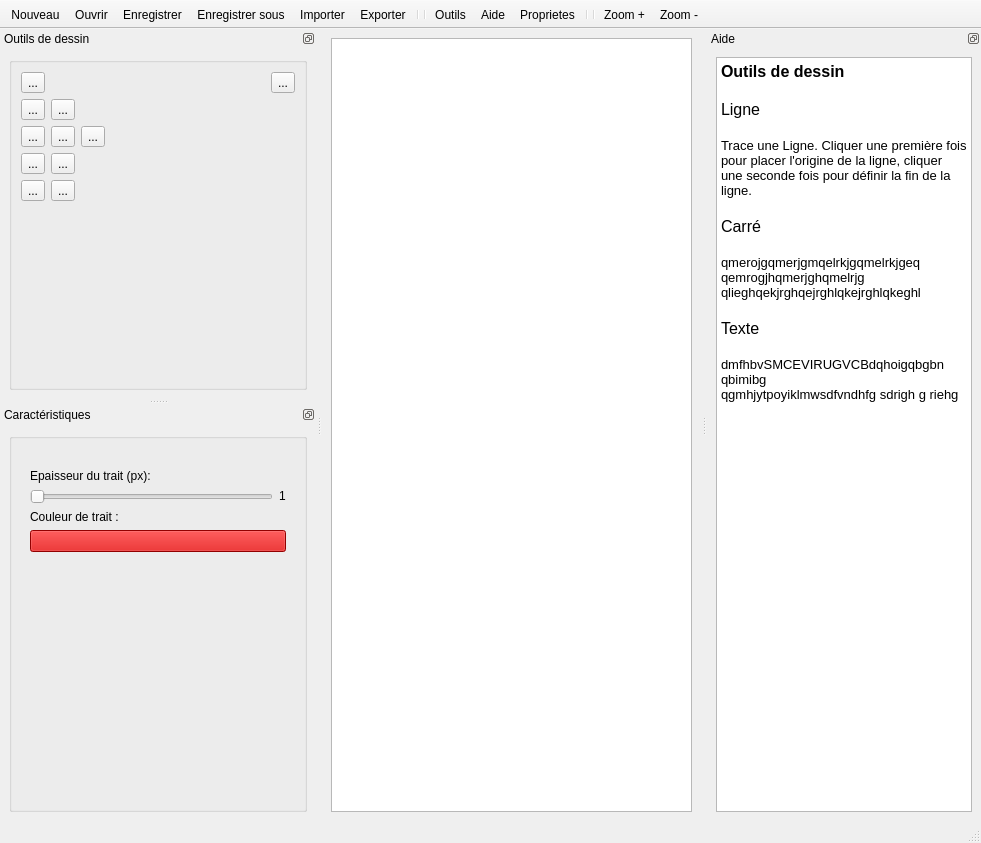
Before: the Qt Designer form mainwindow.ui in BARRY-JN/M1---vectorial-draw-application, drawn with Qt 5.
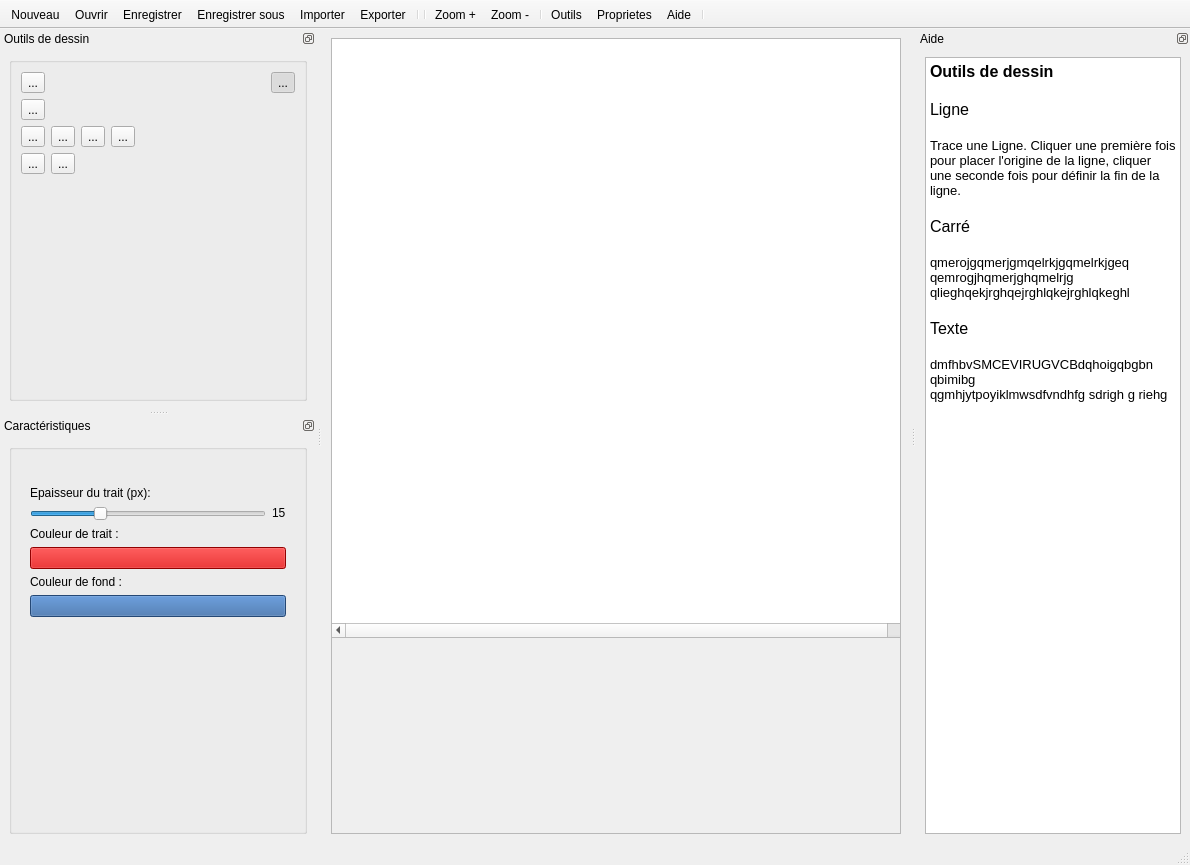
After: the same form once the commit is applied. The open tabs and pages were chosen to show the change. Icons and pictures are not drawn. Custom widgets are drawn as their Qt base class.

```diff
--- a/mainwindow.ui
+++ b/mainwindow.ui
@@ -6,8 +6,8 @@
    <rect>
     <x>0</x>
     <y>0</y>
-    <width>981</width>
-    <height>843</height>
+    <width>1190</width>
+    <height>865</height>
    </rect>
   </property>
   <property name="sizePolicy">
@@ -54,7 +54,7 @@
        <enum>Qt::ScrollBarAlwaysOff</enum>
       </property>
       <property name="sizeAdjustPolicy">
-       <enum>QAbstractScrollArea::AdjustToContents</enum>
+       <enum>QAbstractScrollArea::AdjustIgnored</enum>
       </property>
       <property name="widgetResizable">
        <bool>false</bool>
@@ -79,8 +79,8 @@
          <rect>
           <x>-1</x>
           <y>-1</y>
-          <width>801</width>
-          <height>811</height>
+          <width>600</width>
+          <height>600</height>
          </rect>
         </property>
         <property name="sizePolicy">
@@ -113,6 +113,15 @@
         <property name="sizeAdjustPolicy">
          <enum>QAbstractScrollArea::AdjustToContents</enum>
         </property>
+        <property name="backgroundBrush">
+         <brush brushstyle="NoBrush">
+          <color alpha="255">
+           <red>255</red>
+           <green>255</green>
+           <blue>255</blue>
+          </color>
+         </brush>
+        </property>
         <property name="interactive">
          <bool>false</bool>
         </property>
@@ -124,6 +133,12 @@
           <height>600.000000000000000</height>
          </rectf>
         </property>
+        <property name="renderHints">
+         <set>QPainter::Antialiasing|QPainter::HighQualityAntialiasing|QPainter::TextAntialiasing</set>
+        </property>
+        <property name="rubberBandSelectionMode">
+         <enum>Qt::ContainsItemBoundingRect</enum>
+        </property>
        </widget>
       </widget>
      </widget>
@@ -166,13 +181,13 @@
    <addaction name="actionExporter"/>
    <addaction name="separator"/>
    <addaction name="separator"/>
-   <addaction name="actionOutils"/>
-   <addaction name="actionAide"/>
-   <addaction name="actionProprietes"/>
-   <addaction name="separator"/>
-   <addaction name="separator"/>
    <addaction name="actionZoomPlus"/>
    <addaction name="actionZoomMoins"/>
+   <addaction name="separator"/>
+   <addaction name="actionOutils"/>
+   <addaction name="actionProprietes"/>
+   <addaction name="actionAide"/>
+   <addaction name="separator"/>
   </widget>
   <widget class="QDockWidget" name="toolWidget">
    <property name="sizePolicy">
@@ -183,7 +198,7 @@
    </property>
    <property name="minimumSize">
     <size>
-     <width>224</width>
+     <width>270</width>
      <height>358</height>
     </size>
    </property>
@@ -227,39 +242,19 @@
        <layout class="QGridLayout" name="gridLayout_9">
         <item row="0" column="0">
          <layout class="QGridLayout" name="gridLayout_3">
-          <item row="4" column="0">
-           <layout class="QHBoxLayout" name="horizontalLayout">
+          <item row="1" column="0">
+           <layout class="QHBoxLayout" name="horizontalLayout_4">
             <item>
-             <widget class="QToolButton" name="moveButton">
-              <property name="text">
-               <string>...</string>
+             <widget class="QToolButton" name="lineButton">
+              <property name="focusPolicy">
+               <enum>Qt::TabFocus</enum>
               </property>
-              <property name="icon">
-               <iconset resource="ressources.qrc">
-                <normaloff>:/Icons/ressources/move.png</normaloff>:/Icons/ressources/move.png</iconset>
-              </property>
-              <property name="iconSize">
-               <size>
-                <width>32</width>
-                <height>32</height>
-               </size>
-              </property>
-              <property name="checkable">
-               <bool>true</bool>
-              </property>
-              <property name="autoExclusive">
-               <bool>true</bool>
-              </property>
-             </widget>
-            </item>
-            <item>
-             <widget class="QToolButton" name="rotateButton">
               <property name="text">
                <string>...</string>
               </property>
               <property name="icon">
                <iconset resource="ressources.qrc">
-                <normaloff>:/Icons/ressources/transform_rotate.png</normaloff>:/Icons/ressources/transform_rotate.png</iconset>
+                <normaloff>:/Icons/ressources/draw_line.png</normaloff>:/Icons/ressources/draw_line.png</iconset>
               </property>
               <property name="iconSize">
                <size>
@@ -276,7 +271,7 @@
              </widget>
             </item>
             <item>
-             <spacer name="horizontalSpacer_4">
+             <spacer name="horizontalSpacer">
               <property name="orientation">
                <enum>Qt::Horizontal</enum>
               </property>
@@ -397,6 +392,32 @@
               </property>
              </widget>
             </item>
+            <item>
+             <widget class="QToolButton" name="pointButton">
+              <property name="focusPolicy">
+               <enum>Qt::TabFocus</enum>
+              </property>
+              <property name="text">
+               <string>...</string>
+              </property>
+              <property name="icon">
+               <iconset resource="ressources.qrc">
+                <normaloff>:/Icons/ressources/draw_polyline.png</normaloff>:/Icons/ressources/draw_polyline.png</iconset>
+              </property>
+              <property name="iconSize">
+               <size>
+                <width>32</width>
+                <height>32</height>
+               </size>
+              </property>
+              <property name="checkable">
+               <bool>true</bool>
+              </property>
+              <property name="autoExclusive">
+               <bool>true</bool>
+              </property>
+             </widget>
+            </item>
             <item>
              <spacer name="horizontalSpacer_2">
               <property name="orientation">
@@ -412,75 +433,6 @@
             </item>
            </layout>
           </item>
-          <item row="0" column="0">
-           <layout class="QHBoxLayout" name="horizontalLayout_9">
-            <item>
-             <widget class="QToolButton" name="freeDrawButton">
-              <property name="focusPolicy">
-               <enum>Qt::TabFocus</enum>
-              </property>
-              <property name="text">
-               <string>...</string>
-              </property>
-              <property name="icon">
-               <iconset resource="ressources.qrc">
-                <normaloff>:/Icons/ressources/drawings.png</normaloff>:/Icons/ressources/drawings.png</iconset>
-              </property>
-              <property name="iconSize">
-               <size>
-                <width>32</width>
-                <height>32</height>
-               </size>
-              </property>
-              <property name="checkable">
-               <bool>true</bool>
-              </property>
-              <property name="autoExclusive">
-               <bool>true</bool>
-              </property>
-             </widget>
-            </item>
-            <item>
-             <spacer name="horizontalSpacer_3">
-              <property name="orientation">
-               <enum>Qt::Horizontal</enum>
-              </property>
-              <property name="sizeHint" stdset="0">
-               <size>
-                <width>40</width>
-                <height>20</height>
-               </size>
-              </property>
-             </spacer>
-            </item>
-            <item>
-             <widget class="QToolButton" name="cursorButton">
-              <property name="focusPolicy">
-               <enum>Qt::TabFocus</enum>
-              </property>
-              <property name="text">
-               <string>...</string>
-              </property>
-              <property name="icon">
-               <iconset resource="ressources.qrc">
-                <normaloff>:/Icons/ressources/Pointer.png</normaloff>:/Icons/ressources/Pointer.png</iconset>
-              </property>
-              <property name="iconSize">
-               <size>
-                <width>32</width>
-                <height>32</height>
-               </size>
-              </property>
-              <property name="checkable">
-               <bool>true</bool>
-              </property>
-              <property name="autoExclusive">
-               <bool>true</bool>
-              </property>
-             </widget>
-            </item>
-           </layout>
-          </item>
           <item row="3" column="0">
            <layout class="QHBoxLayout" name="horizontalLayout_2">
             <item>
@@ -547,10 +499,10 @@
             </item>
            </layout>
           </item>
-          <item row="1" column="0">
-           <layout class="QHBoxLayout" name="horizontalLayout_4">
+          <item row="0" column="0">
+           <layout class="QHBoxLayout" name="horizontalLayout_9">
             <item>
-             <widget class="QToolButton" name="lineButton">
+             <widget class="QToolButton" name="freeDrawButton">
               <property name="focusPolicy">
                <enum>Qt::TabFocus</enum>
               </property>
@@ -559,7 +511,7 @@
               </property>
               <property name="icon">
                <iconset resource="ressources.qrc">
-                <normaloff>:/Icons/ressources/draw_line.png</normaloff>:/Icons/ressources/draw_line.png</iconset>
+                <normaloff>:/Icons/ressources/drawings.png</normaloff>:/Icons/ressources/drawings.png</iconset>
               </property>
               <property name="iconSize">
                <size>
@@ -576,33 +528,7 @@
              </widget>
             </item>
             <item>
-             <widget class="QToolButton" name="pointButton">
-              <property name="focusPolicy">
-               <enum>Qt::TabFocus</enum>
-              </property>
-              <property name="text">
-               <string>...</string>
-              </property>
-              <property name="icon">
-               <iconset resource="ressources.qrc">
-                <normaloff>:/Icons/ressources/draw_vertex.png</normaloff>:/Icons/ressources/draw_vertex.png</iconset>
-              </property>
-              <property name="iconSize">
-               <size>
-                <width>32</width>
-                <height>32</height>
-               </size>
-              </property>
-              <property name="checkable">
-               <bool>true</bool>
-              </property>
-              <property name="autoExclusive">
-               <bool>true</bool>
-              </property>
-             </widget>
-            </item>
-            <item>
-             <spacer name="horizontalSpacer">
+             <spacer name="horizontalSpacer_3">
               <property name="orientation">
                <enum>Qt::Horizontal</enum>
               </property>
@@ -614,6 +540,35 @@
               </property>
              </spacer>
             </item>
+            <item>
+             <widget class="QToolButton" name="cursorButton">
+              <property name="focusPolicy">
+               <enum>Qt::TabFocus</enum>
+              </property>
+              <property name="text">
+               <string>...</string>
+              </property>
+              <property name="icon">
+               <iconset resource="ressources.qrc">
+                <normaloff>:/Icons/ressources/Pointer.png</normaloff>:/Icons/ressources/Pointer.png</iconset>
+              </property>
+              <property name="iconSize">
+               <size>
+                <width>32</width>
+                <height>32</height>
+               </size>
+              </property>
+              <property name="checkable">
+               <bool>true</bool>
+              </property>
+              <property name="checked">
+               <bool>true</bool>
+              </property>
+              <property name="autoExclusive">
+               <bool>true</bool>
+              </property>
+             </widget>
+            </item>
            </layout>
           </item>
          </layout>
@@ -688,7 +643,7 @@
            </sizepolicy>
           </property>
           <property name="currentIndex">
-           <number>3</number>
+           <number>0</number>
           </property>
           <widget class="QWidget" name="page">
            <property name="sizePolicy">
@@ -721,7 +676,10 @@
                    <number>1</number>
                   </property>
                   <property name="maximum">
-                   <number>100</number>
+                   <number>50</number>
+                  </property>
+                  <property name="value">
+                   <number>15</number>
                   </property>
                   <property name="orientation">
                    <enum>Qt::Horizontal</enum>
@@ -737,7 +695,7 @@
                    </sizepolicy>
                   </property>
                   <property name="text">
-                   <string>1</string>
+                   <string>15</string>
                   </property>
                  </widget>
                 </item>
@@ -832,118 +790,6 @@
             </item>
            </layout>
           </widget>
-          <widget class="QWidget" name="page_2">
-           <property name="sizePolicy">
-            <sizepolicy hsizetype="Expanding" vsizetype="Expanding">
-             <horstretch>0</horstretch>
-             <verstretch>0</verstretch>
-            </sizepolicy>
-           </property>
-           <layout class="QGridLayout" name="gridLayout_7">
-            <item row="0" column="0">
-             <widget class="QLabel" name="label_4">
-              <property name="sizePolicy">
-               <sizepolicy hsizetype="Preferred" vsizetype="Fixed">
-                <horstretch>0</horstretch>
-                <verstretch>0</verstretch>
-               </sizepolicy>
-              </property>
-              <property name="text">
-               <string>Epaisseur du trait (px):</string>
-              </property>
-             </widget>
-            </item>
-            <item row="1" column="0">
-             <layout class="QGridLayout" name="gridLayout_6">
-              <item row="0" column="0">
-               <layout class="QHBoxLayout" name="horizontalLayout_8">
-                <item>
-                 <widget class="QSlider" name="horizontalSlider_2">
-                  <property name="minimum">
-                   <number>1</number>
-                  </property>
-                  <property name="maximum">
-                   <number>100</number>
-                  </property>
-                  <property name="orientation">
-                   <enum>Qt::Horizontal</enum>
-                  </property>
-                 </widget>
-                </item>
-                <item>
-                 <widget class="QLabel" name="label_11">
-                  <property name="sizePolicy">
-                   <sizepolicy hsizetype="Preferred" vsizetype="Fixed">
-                    <horstretch>0</horstretch>
-                    <verstretch>0</verstretch>
-                   </sizepolicy>
-                  </property>
-                  <property name="text">
-                   <string>1</string>
-                  </property>
-                 </widget>
-                </item>
-               </layout>
-              </item>
-              <item row="1" column="0">
-               <layout class="QVBoxLayout" name="verticalLayout_9">
-                <item>
-                 <widget class="QLabel" name="label_5">
-                  <property name="sizePolicy">
-                   <sizepolicy hsizetype="Preferred" vsizetype="Fixed">
-                    <horstretch>0</horstretch>
-                    <verstretch>0</verstretch>
-                   </sizepolicy>
-                  </property>
-                  <property name="text">
-                   <string>Couleur de trait :</string>
-                  </property>
-                 </widget>
-                </item>
-                <item>
-                 <widget class="QPushButton" name="strokeColorButton">
-                  <property name="sizePolicy">
-                   <sizepolicy hsizetype="Expanding" vsizetype="Fixed">
-                    <horstretch>0</horstretch>
-                    <verstretch>0</verstretch>
-                   </sizepolicy>
-                  </property>
-                  <property name="autoFillBackground">
-                   <bool>false</bool>
-                  </property>
-                  <property name="styleSheet">
-                   <string notr="true">background-color: rgb(204, 0, 0);</string>
-                  </property>
-                  <property name="text">
-                   <string/>
-                  </property>
-                  <property name="default">
-                   <bool>false</bool>
-                  </property>
-                  <property name="flat">
-                   <bool>false</bool>
-                  </property>
-                 </widget>
-                </item>
-                <item>
-                 <spacer name="verticalSpacer">
-                  <property name="orientation">
-                   <enum>Qt::Vertical</enum>
-                  </property>
-                  <property name="sizeHint" stdset="0">
-                   <size>
-                    <width>20</width>
-                    <height>40</height>
-                   </size>
-                  </property>
-                 </spacer>
-                </item>
-               </layout>
-              </item>
-             </layout>
-            </item>
-           </layout>
-          </widget>
           <widget class="QWidget" name="page_3">
            <property name="sizePolicy">
             <sizepolicy hsizetype="Expanding" vsizetype="Expanding">
@@ -1099,23 +945,23 @@
         <string>&lt;!DOCTYPE HTML PUBLIC &quot;-//W3C//DTD HTML 4.0//EN&quot; &quot;http://www.w3.org/TR/REC-html40/strict.dtd&quot;&gt;
 &lt;html&gt;&lt;head&gt;&lt;meta name=&quot;qrichtext&quot; content=&quot;1&quot; /&gt;&lt;style type=&quot;text/css&quot;&gt;
 p, li { white-space: pre-wrap; }
-&lt;/style&gt;&lt;/head&gt;&lt;body style=&quot; font-family:'Ubuntu'; font-size:11pt; font-weight:400; font-style:normal;&quot;&gt;
+&lt;/style&gt;&lt;/head&gt;&lt;body style=&quot; font-family:'Ubuntu'; font-size:10pt; font-weight:400; font-style:normal;&quot;&gt;
 &lt;p style=&quot; margin-top:0px; margin-bottom:0px; margin-left:0px; margin-right:0px; -qt-block-indent:0; text-indent:0px;&quot;&gt;&lt;span style=&quot; font-family:'MS Shell Dlg 2'; font-size:12pt; font-weight:600;&quot;&gt;Outils de dessin&lt;/span&gt;&lt;/p&gt;
 &lt;p style=&quot;-qt-paragraph-type:empty; margin-top:0px; margin-bottom:0px; margin-left:0px; margin-right:0px; -qt-block-indent:0; text-indent:0px; font-family:'MS Shell Dlg 2'; font-size:12pt; font-weight:600;&quot;&gt;&lt;br /&gt;&lt;/p&gt;
 &lt;p style=&quot; margin-top:0px; margin-bottom:0px; margin-left:0px; margin-right:0px; -qt-block-indent:0; text-indent:0px;&quot;&gt;&lt;span style=&quot; font-family:'MS Shell Dlg 2'; font-size:12pt;&quot;&gt;Ligne&lt;/span&gt;&lt;/p&gt;
 &lt;p style=&quot;-qt-paragraph-type:empty; margin-top:0px; margin-bottom:0px; margin-left:0px; margin-right:0px; -qt-block-indent:0; text-indent:0px; font-family:'MS Shell Dlg 2'; font-size:12pt; font-weight:600;&quot;&gt;&lt;br /&gt;&lt;/p&gt;
-&lt;p style=&quot; margin-top:0px; margin-bottom:0px; margin-left:0px; margin-right:0px; -qt-block-indent:0; text-indent:0px;&quot;&gt;&lt;span style=&quot; font-family:'MS Shell Dlg 2'; font-size:10pt;&quot;&gt;Trace une Ligne. Cliquer une première fois pour placer l'origine de la ligne, cliquer une seconde fois pour définir la fin de la ligne.&lt;/span&gt;&lt;/p&gt;
+&lt;p style=&quot; margin-top:0px; margin-bottom:0px; margin-left:0px; margin-right:0px; -qt-block-indent:0; text-indent:0px;&quot;&gt;&lt;span style=&quot; font-family:'MS Shell Dlg 2';&quot;&gt;Trace une Ligne. Cliquer une première fois pour placer l'origine de la ligne, cliquer une seconde fois pour définir la fin de la ligne.&lt;/span&gt;&lt;/p&gt;
 &lt;p style=&quot;-qt-paragraph-type:empty; margin-top:0px; margin-bottom:0px; margin-left:0px; margin-right:0px; -qt-block-indent:0; text-indent:0px; font-family:'MS Shell Dlg 2'; font-size:12pt; font-weight:600;&quot;&gt;&lt;br /&gt;&lt;/p&gt;
 &lt;p style=&quot; margin-top:0px; margin-bottom:0px; margin-left:0px; margin-right:0px; -qt-block-indent:0; text-indent:0px;&quot;&gt;&lt;span style=&quot; font-family:'MS Shell Dlg 2'; font-size:12pt;&quot;&gt;Carré&lt;/span&gt;&lt;/p&gt;
 &lt;p style=&quot;-qt-paragraph-type:empty; margin-top:0px; margin-bottom:0px; margin-left:0px; margin-right:0px; -qt-block-indent:0; text-indent:0px; font-family:'MS Shell Dlg 2'; font-size:12pt;&quot;&gt;&lt;br /&gt;&lt;/p&gt;
-&lt;p style=&quot; margin-top:0px; margin-bottom:0px; margin-left:0px; margin-right:0px; -qt-block-indent:0; text-indent:0px;&quot;&gt;&lt;span style=&quot; font-family:'MS Shell Dlg 2'; font-size:10pt;&quot;&gt;qmerojgqmerjgmqelrkjgqmelrkjgeq&lt;/span&gt;&lt;/p&gt;
-&lt;p style=&quot; margin-top:0px; margin-bottom:0px; margin-left:0px; margin-right:0px; -qt-block-indent:0; text-indent:0px;&quot;&gt;&lt;span style=&quot; font-family:'MS Shell Dlg 2'; font-size:10pt;&quot;&gt;qemrogjhqmerjghqmelrjg&lt;/span&gt;&lt;/p&gt;
-&lt;p style=&quot; margin-top:0px; margin-bottom:0px; margin-left:0px; margin-right:0px; -qt-block-indent:0; text-indent:0px;&quot;&gt;&lt;span style=&quot; font-family:'MS Shell Dlg 2'; font-size:10pt;&quot;&gt;qlieghqekjrghqejrghlqkejrghlqkeghl&lt;/span&gt;&lt;/p&gt;
+&lt;p style=&quot; margin-top:0px; margin-bottom:0px; margin-left:0px; margin-right:0px; -qt-block-indent:0; text-indent:0px;&quot;&gt;&lt;span style=&quot; font-family:'MS Shell Dlg 2';&quot;&gt;qmerojgqmerjgmqelrkjgqmelrkjgeq&lt;/span&gt;&lt;/p&gt;
+&lt;p style=&quot; margin-top:0px; margin-bottom:0px; margin-left:0px; margin-right:0px; -qt-block-indent:0; text-indent:0px;&quot;&gt;&lt;span style=&quot; font-family:'MS Shell Dlg 2';&quot;&gt;qemrogjhqmerjghqmelrjg&lt;/span&gt;&lt;/p&gt;
+&lt;p style=&quot; margin-top:0px; margin-bottom:0px; margin-left:0px; margin-right:0px; -qt-block-indent:0; text-indent:0px;&quot;&gt;&lt;span style=&quot; font-family:'MS Shell Dlg 2';&quot;&gt;qlieghqekjrghqejrghlqkejrghlqkeghl&lt;/span&gt;&lt;/p&gt;
 &lt;p style=&quot;-qt-paragraph-type:empty; margin-top:0px; margin-bottom:0px; margin-left:0px; margin-right:0px; -qt-block-indent:0; text-indent:0px; font-family:'MS Shell Dlg 2'; font-size:12pt; font-weight:600;&quot;&gt;&lt;br /&gt;&lt;/p&gt;
 &lt;p style=&quot; margin-top:0px; margin-bottom:0px; margin-left:0px; margin-right:0px; -qt-block-indent:0; text-indent:0px;&quot;&gt;&lt;span style=&quot; font-family:'MS Shell Dlg 2'; font-size:12pt;&quot;&gt;Texte&lt;/span&gt;&lt;/p&gt;
 &lt;p style=&quot;-qt-paragraph-type:empty; margin-top:0px; margin-bottom:0px; margin-left:0px; margin-right:0px; -qt-block-indent:0; text-indent:0px; font-family:'MS Shell Dlg 2'; font-size:12pt;&quot;&gt;&lt;br /&gt;&lt;/p&gt;
-&lt;p style=&quot; margin-top:0px; margin-bottom:0px; margin-left:0px; margin-right:0px; -qt-block-indent:0; text-indent:0px;&quot;&gt;&lt;span style=&quot; font-family:'MS Shell Dlg 2'; font-size:10pt;&quot;&gt;dmfhbvSMCEVIRUGVCBdqhoigqbgbn qbimibg&lt;/span&gt;&lt;/p&gt;
-&lt;p style=&quot; margin-top:0px; margin-bottom:0px; margin-left:0px; margin-right:0px; -qt-block-indent:0; text-indent:0px;&quot;&gt;&lt;span style=&quot; font-family:'MS Shell Dlg 2'; font-size:10pt;&quot;&gt;qgmhjytpoyiklmwsdfvndhfg sdrigh g riehg&lt;/span&gt;&lt;/p&gt;&lt;/body&gt;&lt;/html&gt;</string>
+&lt;p style=&quot; margin-top:0px; margin-bottom:0px; margin-left:0px; margin-right:0px; -qt-block-indent:0; text-indent:0px;&quot;&gt;&lt;span style=&quot; font-family:'MS Shell Dlg 2';&quot;&gt;dmfhbvSMCEVIRUGVCBdqhoigqbgbn qbimibg&lt;/span&gt;&lt;/p&gt;
+&lt;p style=&quot; margin-top:0px; margin-bottom:0px; margin-left:0px; margin-right:0px; -qt-block-indent:0; text-indent:0px;&quot;&gt;&lt;span style=&quot; font-family:'MS Shell Dlg 2';&quot;&gt;qgmhjytpoyiklmwsdfvndhfg sdrigh g riehg&lt;/span&gt;&lt;/p&gt;&lt;/body&gt;&lt;/html&gt;</string>
        </property>
       </widget>
      </item>
@@ -1244,6 +1090,9 @@
    <property name="toolTip">
     <string>&lt;html&gt;&lt;head/&gt;&lt;body&gt;&lt;p&gt;&lt;span style=&quot; font-weight:600;&quot;&gt;Afficher &lt;/span&gt;la zone d'&lt;span style=&quot; font-weight:600;&quot;&gt;aide&lt;/span&gt;&lt;/p&gt;&lt;/body&gt;&lt;/html&gt;</string>
    </property>
+   <property name="shortcut">
+    <string>F1</string>
+   </property>
    <property name="visible">
     <bool>true</bool>
    </property>
```
Left out of the diff: 16 changed lines with no effect on the pictures.
